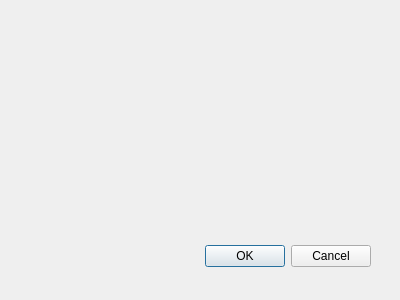
Above: huggle/protectpage.ui from huggle/huggle3-qt-lx before the change. Below: the same form after it.
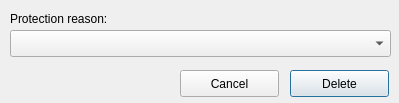
That is the form after the change.

```diff
--- a/huggle/protectpage.ui
+++ b/huggle/protectpage.ui
@@ -8,27 +8,63 @@
    <rect>
     <x>0</x>
     <y>0</y>
-    <width>400</width>
-    <height>300</height>
+    <width>399</width>
+    <height>103</height>
    </rect>
   </property>
   <property name="windowTitle">
    <string>Dialog</string>
   </property>
-  <widget name="buttonBox" class="QDialogButtonBox">
+  <widget class="QPushButton" name="pushButton">
    <property name="geometry">
     <rect>
-     <x>30</x>
-     <y>240</y>
-     <width>341</width>
-     <height>32</height>
+     <x>180</x>
+     <y>70</y>
+     <width>99</width>
+     <height>27</height>
     </rect>
    </property>
-   <property name="orientation">
-    <enum>Qt::Horizontal</enum>
+   <property name="text">
+    <string>Cancel</string>
    </property>
-   <property name="standardButtons">
-    <set>QDialogButtonBox::Cancel|QDialogButtonBox::Ok</set>
+  </widget>
+  <widget class="QPushButton" name="pushButton_2">
+   <property name="geometry">
+    <rect>
+     <x>290</x>
+     <y>70</y>
+     <width>99</width>
+     <height>27</height>
+    </rect>
+   </property>
+   <property name="text">
+    <string>Delete</string>
+   </property>
+   <property name="default">
+    <bool>true</bool>
+   </property>
+  </widget>
+  <widget class="QComboBox" name="comboBox">
+   <property name="geometry">
+    <rect>
+     <x>10</x>
+     <y>30</y>
+     <width>381</width>
+     <height>27</height>
+    </rect>
+   </property>
+  </widget>
+  <widget class="QLabel" name="label">
+   <property name="geometry">
+    <rect>
+     <x>10</x>
+     <y>10</y>
+     <width>131</width>
+     <height>17</height>
+    </rect>
+   </property>
+   <property name="text">
+    <string>Protection reason:</string>
    </property>
   </widget>
  </widget>
```
Left out of the diff: 44 changed lines with no effect on the pictures.
